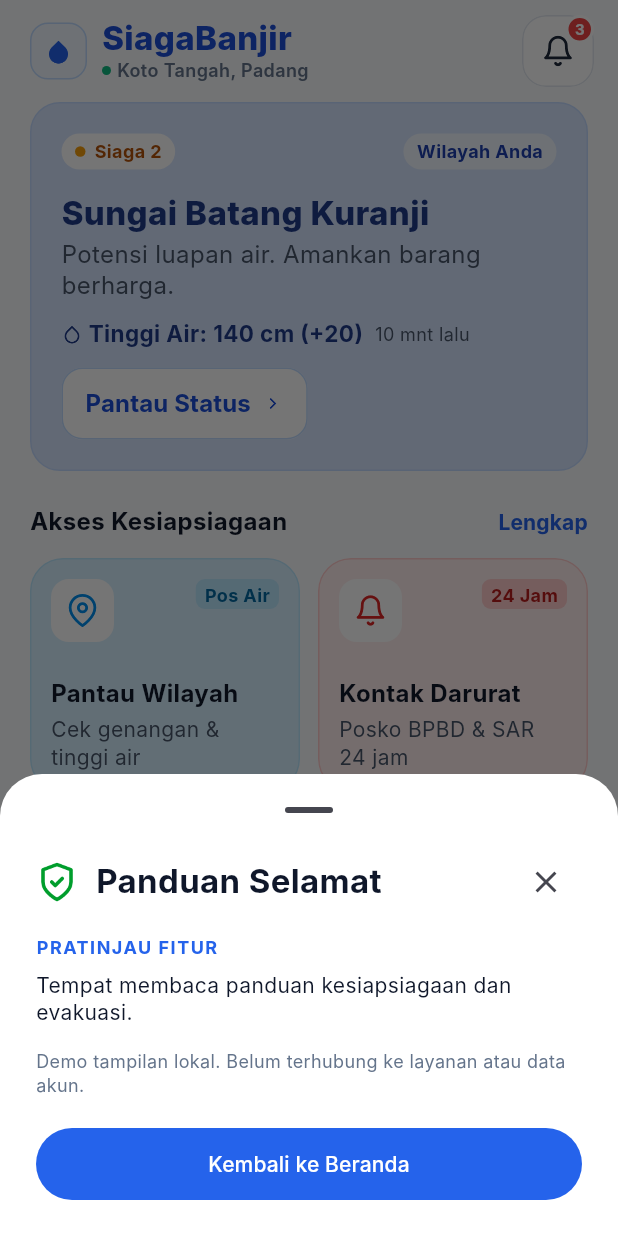
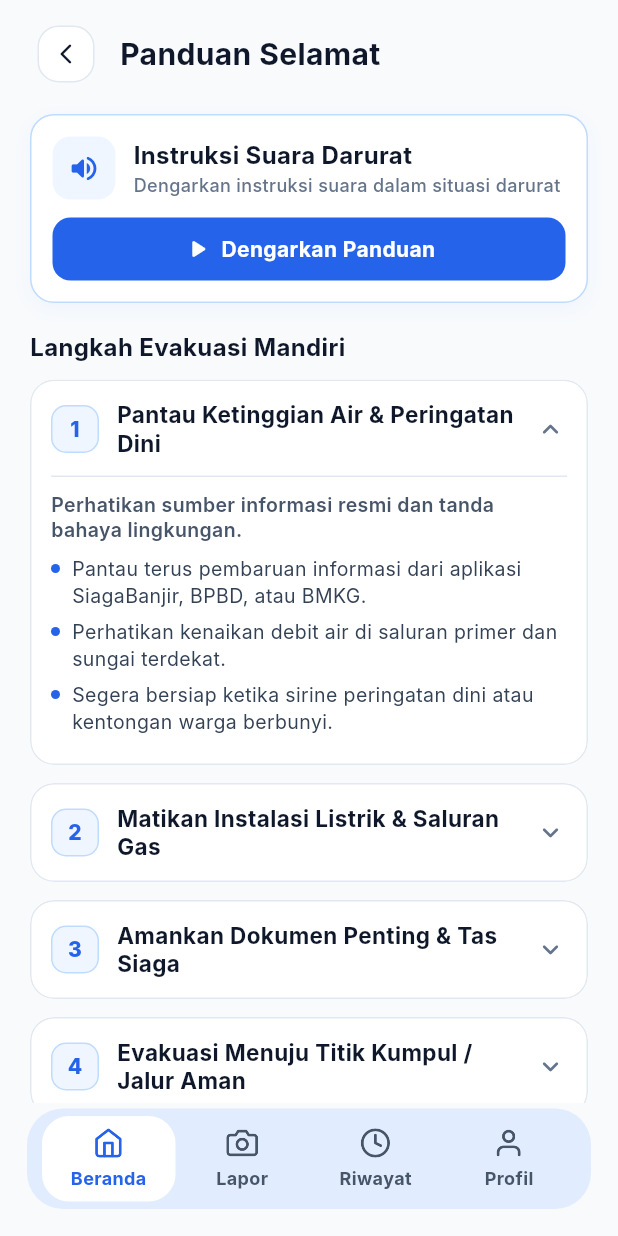
Before and after one commit to muhammadrafifatihulihsan/siagabanjir, a Flutter app: the screen it shows after launch, after a tap on "Panduan", on a phone screen of 412 x 824 dp. Run offline on Flutter 3.47's test engine with Material 3 defaults, Android fonts, the phone set to English and light mode, and no system bars.

Commit message:
feat(flutter): implementasi layar panduan detail evakuasi warga (Panduan Selamat)

```diff
--- a/apps/siagabanjir/lib/app/siaga_banjir_app.dart
+++ b/apps/siagabanjir/lib/app/siaga_banjir_app.dart
@@ -2,6 +2,7 @@
 
 import '../features/contacts/presentation/contacts_directory_screen.dart';
 import '../features/emergency_bag/presentation/emergency_bag_screen.dart';
+import '../features/guides/presentation/guides_detail_screen.dart';
 import '../features/account/presentation/profile_screen.dart';
 import '../features/home/presentation/home_action.dart';
 import '../features/home/presentation/home_preview_sheet.dart';
@@ -65,6 +66,19 @@
       );
       return;
     }
+    if (action == HomeAction.guides) {
+      await Navigator.push<void>(
+        context,
+        MaterialPageRoute(
+          builder: (routeContext) => GuidesDetailScreen(
+            onReport: () => _openPreview(routeContext, HomeAction.report),
+            onHistory: () => _openPreview(routeContext, HomeAction.history),
+            onProfile: () => _openPreview(routeContext, HomeAction.profile),
+          ),
+        ),
+      );
+      return;
+    }
     if (action == HomeAction.contacts) {
       await Navigator.push<void>(
         context,
--- /dev/null
+++ b/apps/siagabanjir/lib/features/guides/domain/guide_step.dart
@@ -0,0 +1,84 @@
+// Model dan data acuan untuk tahapan panduan evakuasi darurat banjir.
+class GuideStep {
+  const GuideStep({
+    required this.number,
+    required this.title,
+    required this.summary,
+    required this.instructions,
+  });
+
+  final int number;
+  final String title;
+  final String summary;
+  final List<String> instructions;
+}
+
+// 5 tahapan utama evakuasi mandiri sesuai desain referensi guides_detail.svg.
+const kDefaultGuideSteps = <GuideStep>[
+  GuideStep(
+    number: 1,
+    title: 'Pantau Ketinggian Air & Peringatan Dini',
+    summary: 'Perhatikan sumber informasi resmi dan tanda bahaya lingkungan.',
+    instructions: [
+      'Pantau terus pembaruan informasi dari aplikasi SiagaBanjir, BPBD, atau BMKG.',
+      'Perhatikan kenaikan debit air di saluran primer dan sungai terdekat.',
+      'Segera bersiap ketika sirine peringatan dini atau kentongan warga berbunyi.',
+    ],
+  ),
+  GuideStep(
+    number: 2,
+    title: 'Matikan Instalasi Listrik & Saluran Gas',
+    summary: 'Cegah sengatan listrik dan risiko kebakaran sebelum air meninggi.',
+    instructions: [
+      'Segera turunkan saklar meteran utama (MCB) sebelum genangan masuk rumah.',
+      'Cabut seluruh steker elektronik dan pindahkan peralatan ke area yang lebih tinggi.',
+      'Lepaskan regulator tabung gas dan letakkan tabung pada posisi tegak dan aman.',
+    ],
+  ),
+  GuideStep(
+    number: 3,
+    title: 'Amankan Dokumen Penting & Tas Siaga',
+    summary: 'Lindungi identitas keluarga dan bawa perbekalan darurat.',
+    instructions: [
+      'Simpan dokumen penting (KK, KTP, ijazah, surat tanah) dalam kantong plastik kedap air.',
+      'Ambil Tas Siaga Bencana yang telah disiapkan di dekat pintu keluar.',
+      'Pastikan ponsel dan cadangan daya (powerbank) terisi penuh untuk komunikasi.',
+    ],
+  ),
+  GuideStep(
+    number: 4,
+    title: 'Evakuasi Menuju Titik Kumpul / Jalur Aman',
+    summary: 'Gunakan jalur evakuasi resmi dengan mengutamakan keselamatan.',
+    instructions: [
+      'Gunakan jalur evakuasi yang sudah ditentukan kelurahan, hindari jalan pintas tergenang.',
+      'Bantu lansia, ibu hamil, anak-anak, dan penyandang disabilitas terlebih dahulu.',
+      'Gunakan tongkat atau payung untuk meraba kedalaman permukaan jalan yang terendam.',
+    ],
+  ),
+  GuideStep(
+    number: 5,
+    title: 'Lapor ke Posko & Ikuti Arahan Petugas',
+    summary: 'Registrasi keluarga dan jangan kembali sebelum situasi aman.',
+    instructions: [
+      'Laporkan jumlah anggota keluarga ke meja registrasi posko penampungan resmi.',
+      'Beritahukan kepada petugas SAR bila ada kerabat atau tetangga yang tertinggal.',
+      'Jangan kembali ke rumah sebelum ada pengumuman resmi bahwa banjir telah surut.',
+    ],
+  ),
+];
+
+// Hal-hal yang harus dilakukan saat evakuasi banjir (Kartu Hijau / Lakukan).
+const kGuideDoItems = <String>[
+  'Utamakan keselamatan jiwa daripada harta benda',
+  'Gunakan alas kaki tertutup dan pakaian praktis',
+  'Bawa air minum bersih, obat, dan identitas',
+  'Laporkan keberadaan keluarga ke posko terdekat',
+];
+
+// Hal-hal yang harus dihindari saat evakuasi banjir (Kartu Merah / Hindari).
+const kGuideDontItems = <String>[
+  'Menerobos arus banjir yang deras atau keruh',
+  'Mendekati tiang listrik, gardu, atau kabel putus',
+  'Membiarkan anak-anak bermain di air genangan',
+  'Mengabaikan instruksi evakuasi petugas berwenang',
+];
--- /dev/null
+++ b/apps/siagabanjir/lib/features/guides/presentation/guides_detail_screen.dart
@@ -0,0 +1,129 @@
+import 'package:flutter/material.dart';
+
+import '../../../shared/theme/siaga_theme.dart';
+import '../../../shared/widgets/citizen_navigation.dart';
+import '../domain/guide_step.dart';
+import 'widgets/guides_audio_banner.dart';
+import 'widgets/guides_detail_header.dart';
+import 'widgets/guides_dos_and_donts_card.dart';
+import 'widgets/guides_step_card.dart';
+
+// Layar Panduan Detail / Panduan Selamat sesuai desain referensi guides_detail.svg.
+class GuidesDetailScreen extends StatefulWidget {
+  const GuidesDetailScreen({
+    super.key,
+    required this.onReport,
+    required this.onHistory,
+    required this.onProfile,
+  });
+
+  final VoidCallback onReport;
+  final VoidCallback onHistory;
+  final VoidCallback onProfile;
+
+  @override
+  State<GuidesDetailScreen> createState() => _GuidesDetailScreenState();
+}
+
+class _GuidesDetailScreenState extends State<GuidesDetailScreen> {
+  final Set<int> _expandedSteps = {1};
+  bool _isPlayingAudio = false;
+
+  void _toggleStep(int stepNumber) {
+    setState(() {
+      if (_expandedSteps.contains(stepNumber)) {
+        _expandedSteps.remove(stepNumber);
+      } else {
+        _expandedSteps.add(stepNumber);
+      }
+    });
+  }
+
+  void _toggleAudio() {
+    setState(() {
+      _isPlayingAudio = !_isPlayingAudio;
+    });
+    final messenger = ScaffoldMessenger.of(context);
+    messenger.hideCurrentSnackBar();
+    messenger.showSnackBar(
+      SnackBar(
+        content: Text(
+          _isPlayingAudio
+              ? 'Memutar instruksi suara evakuasi darurat...'
+              : 'Instruksi suara dihentikan.',
+        ),
+        duration: const Duration(seconds: 2),
+        behavior: SnackBarBehavior.floating,
+      ),
+    );
+  }
+
+  void _onNavigationSelect(CitizenDestination destination) {
+    switch (destination) {
+      case CitizenDestination.home:
+        Navigator.pop(context);
+      case CitizenDestination.report:
+        widget.onReport();
+      case CitizenDestination.history:
+        widget.onHistory();
+      case CitizenDestination.profile:
+        widget.onProfile();
+    }
+  }
+
+  @override
+  Widget build(BuildContext context) => Scaffold(
+    body: SafeArea(
+      child: Center(
+        child: ConstrainedBox(
+          constraints: const BoxConstraints(maxWidth: 600),
+          child: Column(
+            children: [
+              GuidesDetailHeader(onBack: () => Navigator.pop(context)),
+              Expanded(
+                child: SingleChildScrollView(
+                  key: const PageStorageKey('guides-detail-scroll'),
+                  padding: const EdgeInsets.fromLTRB(20, 8, 20, 20),
+                  child: Column(
+                    crossAxisAlignment: CrossAxisAlignment.stretch,
+                    children: [
+                      GuidesAudioBanner(
+                        isPlaying: _isPlayingAudio,
+                        onTogglePlay: _toggleAudio,
+                      ),
+                      const SizedBox(height: 20),
+                      const Text(
+                        'Langkah Evakuasi Mandiri',
+                        style: TextStyle(
+                          fontSize: 16,
+                          fontWeight: FontWeight.w700,
+                          color: SiagaTheme.ink,
+                          height: 1.2,
+                        ),
+                      ),
+                      const SizedBox(height: 12),
+                      for (final step in kDefaultGuideSteps) ...[
+                        GuidesStepCard(
+                          step: step,
+                          isExpanded: _expandedSteps.contains(step.number),
+                          onToggle: () => _toggleStep(step.number),
+                        ),
+                        const SizedBox(height: 12),
+                      ],
+                      const SizedBox(height: 6),
+                      const GuidesDosAndDontsCard(),
+                    ],
+                  ),
+                ),
+              ),
+              CitizenNavigation(
+                selected: CitizenDestination.home,
+                onSelect: _onNavigationSelect,
+              ),
+            ],
+          ),
+        ),
+      ),
+    ),
+  );
+}
--- /dev/null
+++ b/apps/siagabanjir/lib/features/guides/presentation/widgets/guides_audio_banner.dart
@@ -0,0 +1,124 @@
+import 'package:flutter/material.dart';
+
+import '../../../../shared/theme/siaga_theme.dart';
+
+// Banner pemutar audio instruksi suara darurat sesuai desain referensi guides_detail.svg.
+class GuidesAudioBanner extends StatelessWidget {
+  const GuidesAudioBanner({
+    super.key,
+    required this.isPlaying,
+    required this.onTogglePlay,
+  });
+
+  final bool isPlaying;
+  final VoidCallback onTogglePlay;
+
+  @override
+  Widget build(BuildContext context) => Container(
+    padding: const EdgeInsets.all(14),
+    decoration: BoxDecoration(
+      color: Colors.white,
+      borderRadius: BorderRadius.circular(16),
+      border: Border.all(color: const Color(0xFFBFDBFE)),
+      boxShadow: [
+        BoxShadow(
+          color: const Color(0xFF2563EB).withValues(alpha: 0.04),
+          blurRadius: 10,
+          offset: const Offset(0, 4),
+        ),
+      ],
+    ),
+    child: Column(
+      crossAxisAlignment: CrossAxisAlignment.start,
+      children: [
+        Row(
+          children: [
+            Container(
+              width: 42,
+              height: 42,
+              decoration: BoxDecoration(
+                color: const Color(0xFFEFF6FF),
+                borderRadius: BorderRadius.circular(12),
+              ),
+              child: const Icon(
+                Icons.volume_up_rounded,
+                color: SiagaTheme.blue,
+                size: 22,
+              ),
+            ),
+            const SizedBox(width: 12),
+            const Expanded(
+              child: Column(
+                crossAxisAlignment: CrossAxisAlignment.start,
+                children: [
+                  Text(
+                    'Instruksi Suara Darurat',
+                    style: TextStyle(
+                      fontSize: 16,
+                      fontWeight: FontWeight.w700,
+                      color: SiagaTheme.ink,
+                      height: 1.2,
+                    ),
+                  ),
+                  SizedBox(height: 3),
+                  Text(
+                    'Dengarkan instruksi suara dalam situasi darurat',
+                    style: TextStyle(
+                      fontSize: 12,
+                      fontWeight: FontWeight.w500,
+                      color: SiagaTheme.muted,
+                      height: 1.2,
+                    ),
+                  ),
+                ],
+              ),
+            ),
+          ],
+        ),
+        const SizedBox(height: 12),
+        Semantics(
+          label: isPlaying ? 'Hentikan Instruksi Suara' : 'Dengarkan Panduan',
+          button: true,
+          child: Material(
+            color: isPlaying ? const Color(0xFF1E3A8A) : SiagaTheme.blue,
+            borderRadius: BorderRadius.circular(12),
+            clipBehavior: Clip.antiAlias,
+            child: InkWell(
+              onTap: onTogglePlay,
+              child: Container(
+                width: double.infinity,
+                padding: const EdgeInsets.symmetric(horizontal: 12, vertical: 11),
+                child: Row(
+                  mainAxisAlignment: MainAxisAlignment.center,
+                  children: [
+                    Icon(
+                      isPlaying
+                          ? Icons.stop_circle_rounded
+                          : Icons.play_arrow_rounded,
+                      color: Colors.white,
+                      size: 20,
+                    ),
+                    const SizedBox(width: 6),
+                    Flexible(
+                      child: Text(
+                        isPlaying
+                            ? 'Hentikan Instruksi Suara'
+                            : 'Dengarkan Panduan',
+                        textAlign: TextAlign.center,
+                        style: const TextStyle(
+                          fontSize: 14,
+                          fontWeight: FontWeight.w700,
+                          color: Colors.white,
+                        ),
+                      ),
+                    ),
+                  ],
+                ),
+              ),
+            ),
+          ),
+        ),
+      ],
+    ),
+  );
+}
--- /dev/null
+++ b/apps/siagabanjir/lib/features/guides/presentation/widgets/guides_detail_header.dart
@@ -0,0 +1,62 @@
+import 'package:flutter/material.dart';
+
+import '../../../../shared/theme/siaga_theme.dart';
+
+// Header atas halaman Panduan Detail dengan tombol kembali dan judul "Panduan Selamat".
+class GuidesDetailHeader extends StatelessWidget {
+  const GuidesDetailHeader({super.key, required this.onBack});
+
+  final VoidCallback onBack;
+
+  @override
+  Widget build(BuildContext context) => Padding(
+    padding: const EdgeInsets.fromLTRB(20, 12, 20, 8),
+    child: Row(
+      children: [
+        Semantics(
+          label: 'Kembali',
+          button: true,
+          child: SizedBox(
+            width: 48,
+            height: 48,
+            child: Material(
+              color: Colors.transparent,
+              child: InkWell(
+                onTap: onBack,
+                borderRadius: BorderRadius.circular(14),
+                child: Center(
+                  child: Container(
+                    width: 38,
+                    height: 38,
+                    decoration: BoxDecoration(
+                      color: Colors.white,
+                      border: Border.all(color: SiagaTheme.border),
+                      borderRadius: BorderRadius.circular(14),
+                    ),
+                    child: const Icon(
+                      Icons.arrow_back_ios_new_rounded,
+                      size: 16,
+                      color: SiagaTheme.ink,
+                    ),
+                  ),
+                ),
+              ),
+            ),
+          ),
+        ),
+        const SizedBox(width: 12),
+        const Expanded(
+          child: Text(
+            'Panduan Selamat',
+            style: TextStyle(
+              fontSize: 20,
+              fontWeight: FontWeight.w700,
+              color: SiagaTheme.ink,
+              height: 1.2,
+            ),
+          ),
+        ),
+      ],
+    ),
+  );
+}
--- /dev/null
+++ b/apps/siagabanjir/lib/features/guides/presentation/widgets/guides_dos_and_donts_card.dart
@@ -0,0 +1,119 @@
+import 'package:flutter/material.dart';
+
+import '../../domain/guide_step.dart';
+
+// Kartu petunjuk "Lakukan" (hijau) dan "Hindari" (merah) sesuai desain referensi guides_detail.svg.
+class GuidesDosAndDontsCard extends StatelessWidget {
+  const GuidesDosAndDontsCard({super.key});
+
+  @override
+  Widget build(BuildContext context) => LayoutBuilder(
+    builder: (context, constraints) {
+      final textScale = MediaQuery.textScalerOf(context).scale(1);
+      final isNarrow = constraints.maxWidth / textScale < 280;
+      final doCard = _buildCard(
+        title: 'Lakukan',
+        icon: Icons.check_circle_outline_rounded,
+        accentColor: const Color(0xFF059669),
+        backgroundColor: const Color(0xFFECFDF5),
+        borderColor: const Color(0xFFA7F3D0),
+        items: kGuideDoItems,
+      );
+      final dontCard = _buildCard(
+        title: 'Hindari',
+        icon: Icons.highlight_off_rounded,
+        accentColor: const Color(0xFFDC2626),
+        backgroundColor: const Color(0xFFFEF2F2),
+        borderColor: const Color(0xFFFECACA),
+        items: kGuideDontItems,
+      );
+
+      if (isNarrow) {
+        return Column(
+          children: [
+            doCard,
+            const SizedBox(height: 12),
+            dontCard,
+          ],
+        );
+      }
+
+      return IntrinsicHeight(
+        child: Row(
+          crossAxisAlignment: CrossAxisAlignment.stretch,
+          children: [
+            Expanded(child: doCard),
+            const SizedBox(width: 12),
+            Expanded(child: dontCard),
+          ],
+        ),
+      );
+    },
+  );
+
+  Widget _buildCard({
+    required String title,
+    required IconData icon,
+    required Color accentColor,
+    required Color backgroundColor,
+    required Color borderColor,
+    required List<String> items,
+  }) => Container(
+    padding: const EdgeInsets.all(14),
+    decoration: BoxDecoration(
+      color: backgroundColor,
+      borderRadius: BorderRadius.circular(16),
+      border: Border.all(color: borderColor),
+    ),
+    child: Column(
+      crossAxisAlignment: CrossAxisAlignment.start,
+      children: [
+        Row(
+          children: [
+            Icon(icon, color: accentColor, size: 18),
+            const SizedBox(width: 6),
+            Expanded(
+              child: Text(
+                title,
+                style: TextStyle(
+                  fontSize: 14,
+                  fontWeight: FontWeight.w800,
+                  color: accentColor,
+                ),
+              ),
+            ),
+          ],
+        ),
+        const SizedBox(height: 10),
+        for (final item in items) ...[
+          Padding(
+            padding: const EdgeInsets.only(bottom: 6),
+            child: Row(
+              crossAxisAlignment: CrossAxisAlignment.start,
+              children: [
+                Text(
+                  '• ',
+                  style: TextStyle(
+                    fontSize: 13,
+                    fontWeight: FontWeight.w700,
+                    color: accentColor,
+                  ),
+                ),
+                Expanded(
+                  child: Text(
+                    item,
+                    style: const TextStyle(
+                      fontSize: 12.5,
+                      height: 1.35,
+                      color: Color(0xFF334155),
+                    ),
+                  ),
+                ),
+              ],
+            ),
+          ),
+        ],
+      ],
+    ),
+  );
+}
--- /dev/null
+++ b/apps/siagabanjir/lib/features/guides/presentation/widgets/guides_step_card.dart
@@ -0,0 +1,125 @@
+import 'package:flutter/material.dart';
+
+import '../../../../shared/theme/siaga_theme.dart';
+import '../../domain/guide_step.dart';
+
+// Kartu tahapan evakuasi mandiri dengan nomor urut, judul, dan detail yang dapat dibuka/tutup.
+class GuidesStepCard extends StatelessWidget {
+  const GuidesStepCard({
+    super.key,
+    required this.step,
+    required this.isExpanded,
+    required this.onToggle,
+  });
+
+  final GuideStep step;
+  final bool isExpanded;
+  final VoidCallback onToggle;
+
+  @override
+  Widget build(BuildContext context) => Material(
+    color: Colors.white,
+    shape: RoundedRectangleBorder(
+      borderRadius: BorderRadius.circular(16),
+      side: const BorderSide(color: SiagaTheme.border),
+    ),
+    clipBehavior: Clip.antiAlias,
+    child: InkWell(
+      onTap: onToggle,
+      child: Padding(
+        padding: const EdgeInsets.all(14),
+        child: Column(
+          crossAxisAlignment: CrossAxisAlignment.start,
+          children: [
+            Row(
+              children: [
+                Container(
+                  width: 32,
+                  height: 32,
+                  decoration: BoxDecoration(
+                    color: const Color(0xFFEFF6FF),
+                    border: Border.all(color: const Color(0xFFBFDBFE)),
+                    borderRadius: BorderRadius.circular(10),
+                  ),
+                  child: Center(
+                    child: Text(
+                      '${step.number}',
+                      style: const TextStyle(
+                        fontSize: 14,
+                        fontWeight: FontWeight.w800,
+                        color: SiagaTheme.blue,
+                      ),
+                    ),
+                  ),
+                ),
+                const SizedBox(width: 12),
+                Expanded(
+                  child: Text(
+                    step.title,
+                    style: const TextStyle(
+                      fontSize: 15,
+                      fontWeight: FontWeight.w700,
+                      color: SiagaTheme.ink,
+                      height: 1.25,
+                    ),
+                  ),
+                ),
+                const SizedBox(width: 8),
+                Icon(
+                  isExpanded
+                      ? Icons.keyboard_arrow_up_rounded
+                      : Icons.keyboard_arrow_down_rounded,
+                  color: SiagaTheme.muted,
+                  size: 22,
+                ),
+              ],
+            ),
+            if (isExpanded) ...[
+              const SizedBox(height: 12),
+              const Divider(height: 1, color: SiagaTheme.border),
+              const SizedBox(height: 10),
+              Text(
+                step.summary,
+                style: const TextStyle(
+                  fontSize: 13,
+                  fontWeight: FontWeight.w600,
+                  color: Color(0xFF475569),
+                ),
+              ),
+              const SizedBox(height: 8),
+              for (final item in step.instructions) ...[
+                Padding(
+                  padding: const EdgeInsets.only(bottom: 6),
+                  child: Row(
+                    crossAxisAlignment: CrossAxisAlignment.start,
+                    children: [
+                      Container(
+                        margin: const EdgeInsets.only(top: 6, right: 8),
+                        width: 6,
+                        height: 6,
+                        decoration: const BoxDecoration(
+                          color: SiagaTheme.blue,
+                          shape: BoxShape.circle,
+                        ),
+                      ),
+                      Expanded(
+                        child: Text(
+                          item,
+                          style: const TextStyle(
+                            fontSize: 13,
+                            height: 1.4,
+                            color: Color(0xFF334155),
+                          ),
+                        ),
+                      ),
+                    ],
+                  ),
+                ),
+              ],
+            ],
+          ],
+        ),
+      ),
+    ),
+  );
+}
```
Also changed, not shown: apps/siagabanjir/design/guides_detail.svg (added), 3 other files.
